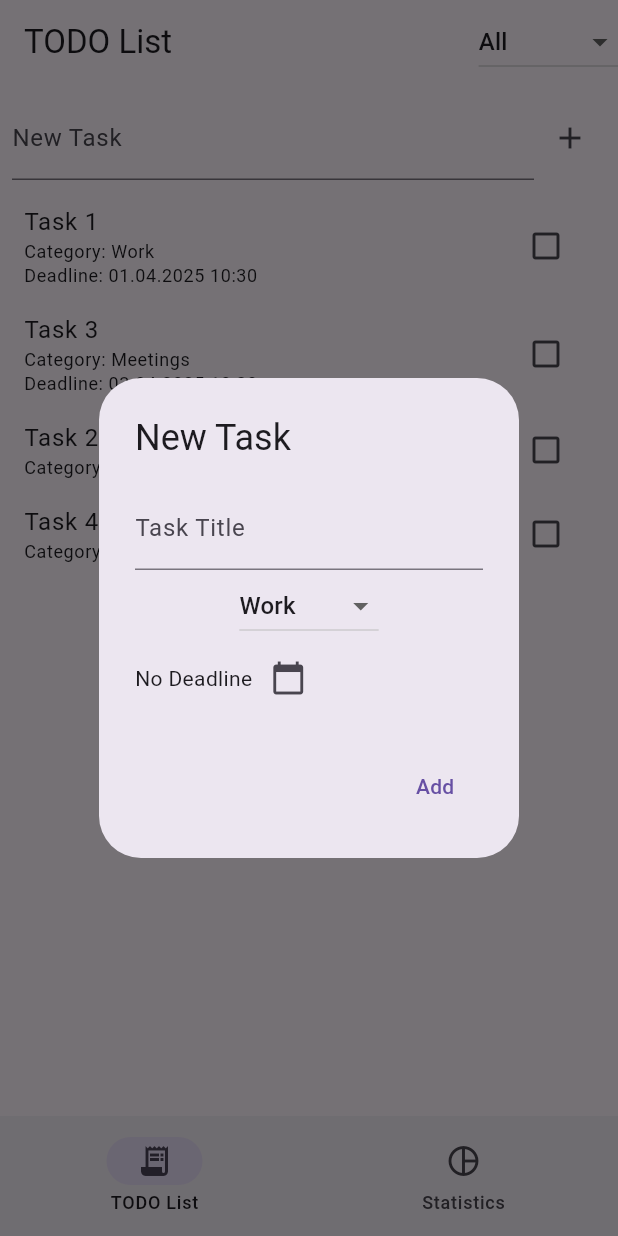
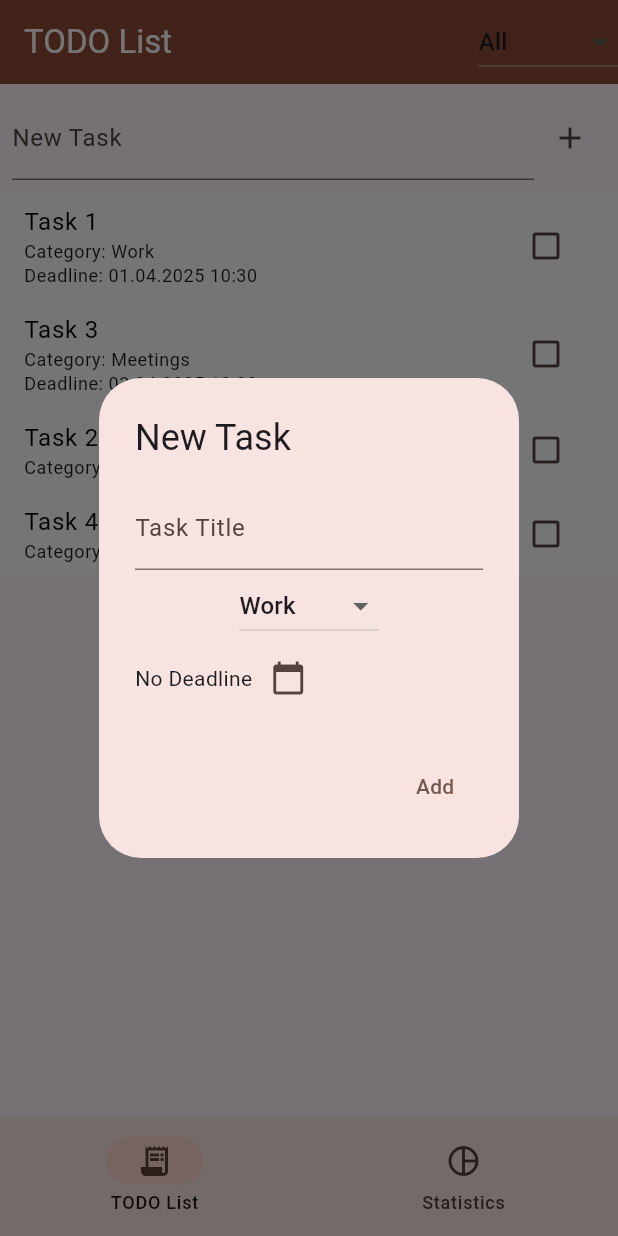
Before and after one commit to AlexandrCher/todo_list, a Flutter app: the screen it shows after launch, after a tap on the "add" icon, on a phone screen of 412 x 824 dp. Run offline on Flutter 3.47's test engine with Material 3 defaults, Android fonts, the phone set to English and light mode, and no system bars; drawn by our look-alikes of flutter_slidable; our stand-ins replace fl_chart.

Commit message:
changed the main file to use custom themes

```diff
--- a/lib/main.dart
+++ b/lib/main.dart
@@ -1,6 +1,12 @@
 import 'package:flutter/material.dart';
-import 'package:todo_list/todo_list.dart';
+import 'package:todo_list/screens/todo_list_screen.dart';
+import 'package:todo_list/theme/dark_theme.dart';
+import 'package:todo_list/theme/light_theme.dart';
 
 void main() {
-  runApp(TodoListApp());
+  runApp(MaterialApp(
+    theme: lightTheme,
+    darkTheme: darkTheme,
+    home: TodoListScreen(),
+  ));
 }
--- a/lib/todo_list.dart
+++ /dev/null
@@ -1,14 +0,0 @@
-import 'package:flutter/material.dart';
-import 'package:todo_list/screens/todo_list_screen.dart';
-
-class TodoListApp extends StatelessWidget {
-  @override
-  Widget build(BuildContext context) {
-    return MaterialApp(
-      theme: ThemeData(
-        primarySwatch: Colors.blue,
-      ),
-      home: TodoListScreen(),
-    );
-  }
-}
--- a/lib/widgets/task_card.dart
+++ b/lib/widgets/task_card.dart
@@ -2,6 +2,7 @@ import 'package:flutter/material.dart';
 import 'package:flutter_slidable/flutter_slidable.dart';
 import 'package:todo_list/helpers/format_datetime.dart';
 import 'package:todo_list/model/task.dart';
+import 'package:todo_list/theme/custom_colors.dart';
 
 class TaskCard extends StatelessWidget {
   final Task task;
@@ -18,8 +19,11 @@ class TaskCard extends StatelessWidget {
 
   @override
   Widget build(BuildContext context) {
+    final customColors = Theme.of(context).extension<CustomColors>();
     Color? completionColor;
-    if (task.isCompleted && task.completionDate != null && task.deadline != null) {
+    if (task.isCompleted &&
+        task.completionDate != null &&
+        task.deadline != null) {
       completionColor = task.completionDate!.isBefore(task.deadline!)
           ? Colors.green
           : Colors.red;
@@ -46,6 +50,7 @@ class TaskCard extends StatelessWidget {
         ],
       ),
       child: ListTile(
+        tileColor: customColors?.customBackgroundColor ?? Colors.grey,
         title: Column(
           crossAxisAlignment: CrossAxisAlignment.start,
           children: [
@@ -56,7 +61,9 @@ class TaskCard extends StatelessWidget {
                         decoration: TextDecoration.lineThrough,
                         color: Colors.grey,
                       )
-                  : Theme.of(context).textTheme.bodyLarge,
+                  : Theme.of(context).textTheme.bodyLarge?.copyWith(
+                        color: customColors?.customTextColor ?? Colors.black,
+                      ),
             ),
             Text(
               'Category: ${task.category}',
@@ -78,9 +85,7 @@ class TaskCard extends StatelessWidget {
         ),
         trailing: IconButton(
           icon: Icon(
-            task.isCompleted
-                ? Icons.check_box
-                : Icons.check_box_outline_blank,
+            task.isCompleted ? Icons.check_box : Icons.check_box_outline_blank,
           ),
           onPressed: onToggleCompletion,
         ),
```
